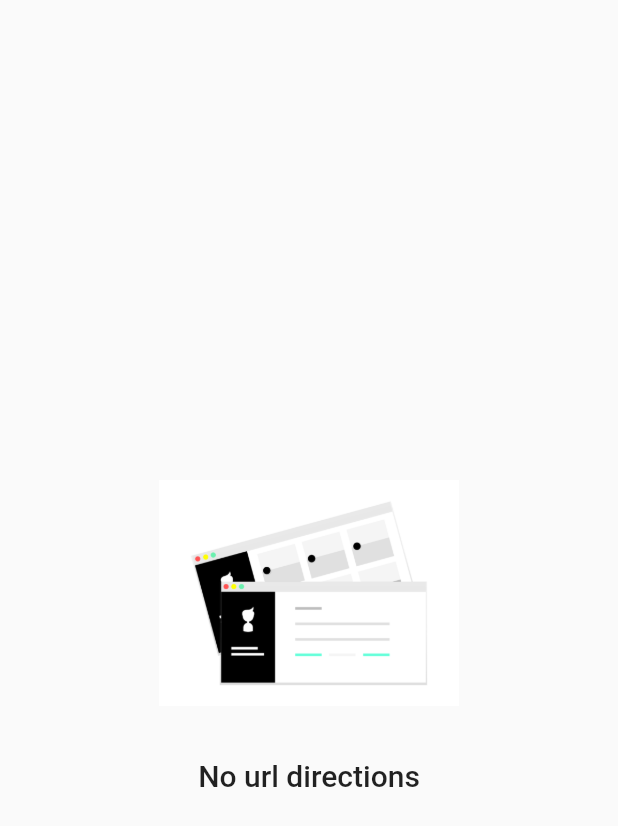
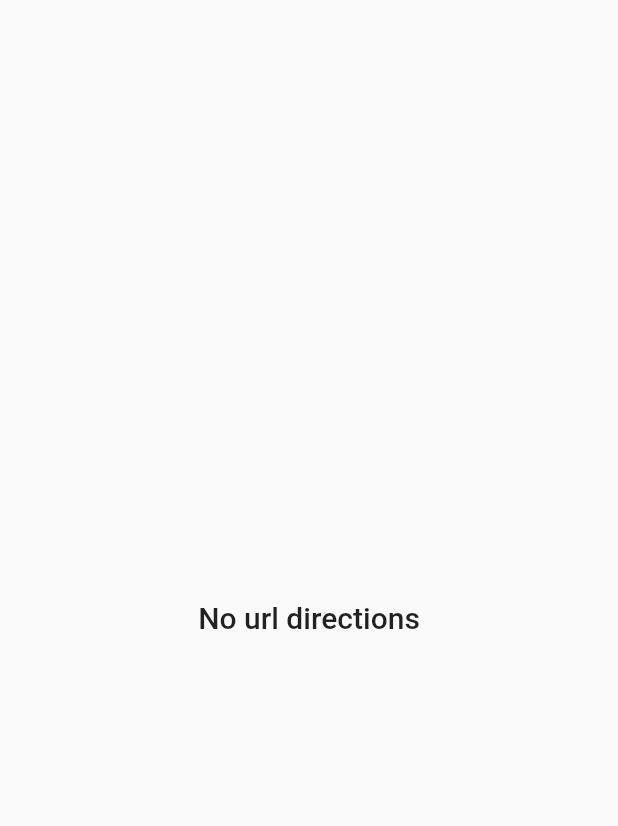
Before and after one commit to eatteer/QRScanner, a Flutter app: the Directions widget shown alone on an empty page, opened directly, on a phone screen of 412 x 824 dp. Shown: the top 826 px of the screen. Run offline on Flutter 3.47's test engine with Material 2 defaults, Android fonts, the phone set to English and light mode, and no system bars; our stand-ins replace flutter_map, latlong, sqflite; missing offline and left inert: barcode_scan; accounts and stored records are empty.

Commit message:
second commit

```diff
--- a/lib/src/screens/maps.dart
+++ b/lib/src/screens/maps.dart
@@ -11,22 +11,10 @@ class Maps extends StatelessWidget {
       builder: (BuildContext context, AsyncSnapshot<List<ScanModel>> snapshot) {
         if (!snapshot.hasData) return Container();
         if (snapshot.data.length == 0) {
-          return Align(
-            alignment: Alignment.center,
-            child: Column(
-              mainAxisAlignment: MainAxisAlignment.center,
-              children: <Widget>[
-                Image(
-                  height: 200.0,
-                  width: 200.0,
-                  image: AssetImage('lib/src/assets/map.png'),
-                ),
-                SizedBox(height: 10.0),
-                Text(
-                  'No maps',
-                  style: Theme.of(context).textTheme.title,
-                )
-              ],
+          return Center(
+            child: Text(
+              'No maps',
+              style: Theme.of(context).textTheme.title,
             ),
           );
         }
--- a/lib/src/screens/url_directions.dart
+++ b/lib/src/screens/url_directions.dart
@@ -12,22 +12,10 @@ class Directions extends StatelessWidget {
       builder: (BuildContext context, AsyncSnapshot<List<ScanModel>> snapshot) {
         if (!snapshot.hasData) return Container();
         if (snapshot.data.length == 0) {
-          return Align(
-            alignment: Alignment.center,
-            child: Column(
-              mainAxisAlignment: MainAxisAlignment.center,
-              children: <Widget>[
-                Image(
-                  height: 200.0,
-                  width: 200.0,
-                  image: AssetImage('lib/src/assets/tabs.png'),
-                ),
-                SizedBox(height: 10.0),
-                Text(
-                  'No url directions',
-                  style: Theme.of(context).textTheme.title,
-                )
-              ],
+          return Center(
+            child: Text(
+              'No url directions',
+              style: Theme.of(context).textTheme.title,
             ),
           );
         }
--- a/pubspec.yaml
+++ b/pubspec.yaml
@@ -46,8 +46,8 @@ flutter:
   uses-material-design: true
 
   # To add assets to your application, add an assets section, like this:
-  assets:
-    - lib/src/assets/
+  #assets:
+  #  - lib/src/assets/
 
   # An image asset can refer to one or more resolution-specific "variants", see
   # https://flutter.dev/assets-and-images/#resolution-aware.
```
Also changed, not shown: lib/src/assets/map.png (deleted), lib/src/assets/tabs.png (deleted), 1 other file.
